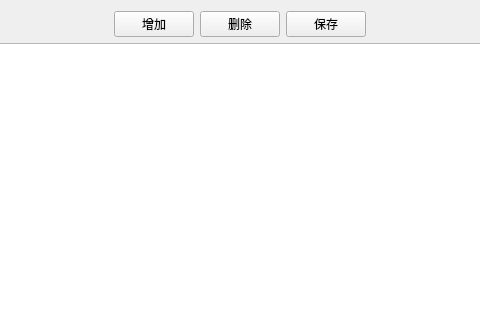
First picture: the form in DemoManager.ui, repository BigMouseFive/BIM, before the edit; both pictures show x 97 to 577 and y 0 to 320 of the 673 by 460 pixel window.
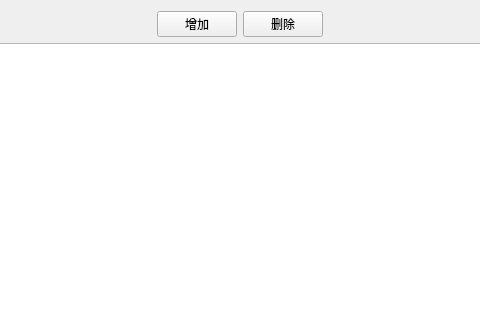
Second picture: the form after the edit. Icons and pictures are not drawn.

The edit to the form file:
```diff
--- a/DemoManager.ui
+++ b/DemoManager.ui
@@ -53,17 +53,6 @@
          </property>
         </widget>
        </item>
-       <item>
-        <widget class="QPushButton" name="pushButton_3">
-         <property name="text">
-          <string>保存</string>
-         </property>
-         <property name="icon">
-          <iconset resource="bim.qrc">
-           <normaloff>:/images/images/save.png</normaloff>:/images/images/save.png</iconset>
-         </property>
-        </widget>
-       </item>
       </layout>
      </item>
      <item>
```
